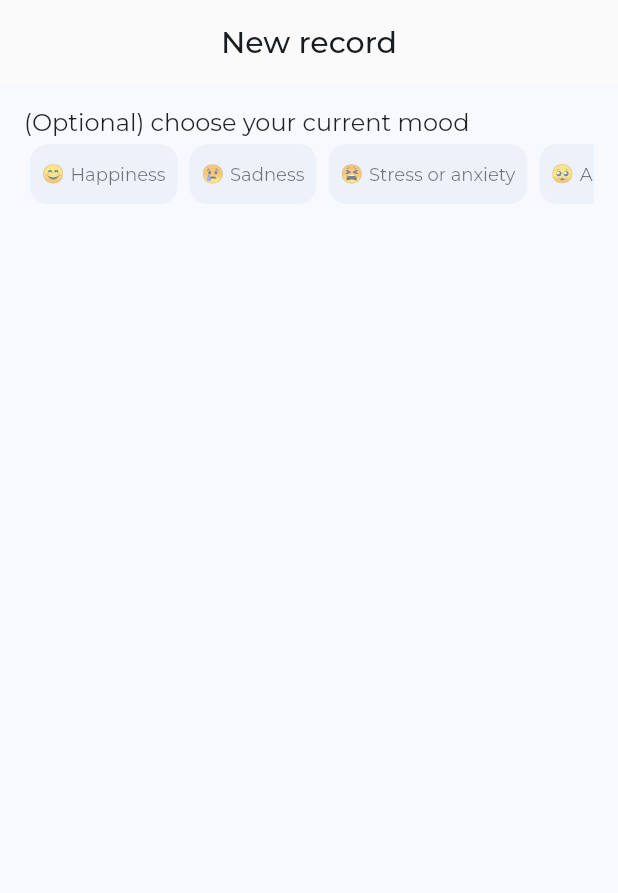
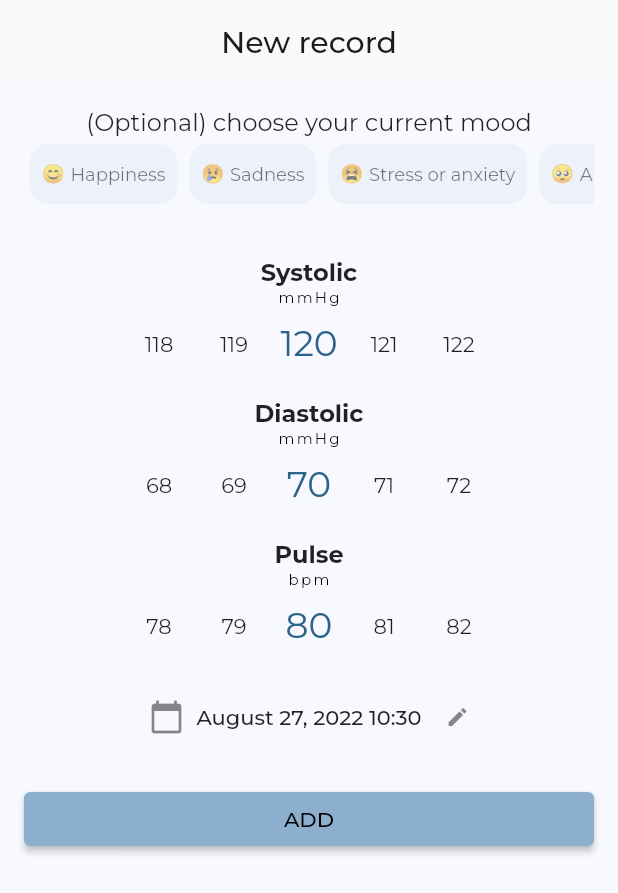
Before and after one commit to sunderee/collector, a Flutter app: the NewRecordScreen screen opened by its route, on a phone screen of 412 x 824 dp. Shown: the top 893 px of the screen. Run offline on Flutter 3.47's test engine with Material 2 defaults, Android fonts, the phone set to English and light mode, and no system bars; our stand-ins replace get_it, go_router, google_fonts, isar; accounts and stored records are empty; generated files the repository leaves out were written again.

Commit message:
Template UI for the new record screen

```diff
--- a/lib/l10n/app_en.arb
+++ b/lib/l10n/app_en.arb
@@ -8,5 +8,12 @@
     "feelingAnticipation": "Anticipation",
     "feelingLoveOrJoy": "Love or joy",
     "feelingAnger": "Anger",
-    "screenNewRecordChooseEmotion": "(Optional) choose your current mood"
+    "screenNewRecordChooseEmotion": "(Optional) choose your current mood",
+    "screenNewRecordInputData": "Scroll to select blood pressure and pulse measurements",
+    "screenNewRecordSystolic": "Systolic",
+    "screenNewRecordDiastolic": "Diastolic",
+    "screenNewRecordPulse": "Pulse",
+    "screenNewRecordMeasurementBloodPressure": "mmHg",
+    "screenNewRecordMeasurementPulse": "bpm",
+    "screenNewRecordAdd": "ADD"
 }
--- /dev/null
+++ b/lib/ui/screens/new_record/components/molecules/date.container.dart
@@ -0,0 +1,64 @@
+import 'package:collector/utils/extensions/date_time.ext.dart';
+import 'package:flutter/material.dart';
+
+class DateContainer extends StatelessWidget {
+  final DateTime date;
+  final ValueChanged<DateTime> onDateChanged;
+
+  const DateContainer({
+    super.key,
+    required this.date,
+    required this.onDateChanged,
+  });
+
+  @override
+  Widget build(BuildContext context) {
+    return GestureDetector(
+      onTap: () async {
+        final newDate = await showDatePicker(
+          context: context,
+          initialDate: date,
+          firstDate: date.subtract(const Duration(days: 30)),
+          lastDate: date.add(const Duration(days: 30)),
+        );
+        if (newDate != null) {
+          final newTime = await showTimePicker(
+            context: context,
+            initialTime: TimeOfDay.now(),
+          );
+          if (newTime != null) {
+            onDateChanged(
+              DateTime(
+                newDate.year,
+                newDate.month,
+                newDate.day,
+                newTime.hour,
+                newTime.minute,
+              ),
+            );
+          }
+        }
+      },
+      child: Row(
+        mainAxisSize: MainAxisSize.min,
+        children: [
+          Icon(
+            Icons.calendar_today,
+            color: Theme.of(context).iconTheme.color?.withOpacity(0.5),
+          ),
+          const SizedBox(width: 8.0),
+          Text(
+            date.formatToHumanReadable,
+            style: Theme.of(context).textTheme.bodyText1,
+          ),
+          const SizedBox(width: 16.0),
+          Icon(
+            Icons.edit,
+            color: Theme.of(context).iconTheme.color?.withOpacity(0.5),
+            size: 16.0,
+          ),
+        ],
+      ),
+    );
+  }
+}
--- a/lib/ui/screens/new_record/components/molecules/emotions.list.dart
+++ b/lib/ui/screens/new_record/components/molecules/emotions.list.dart
@@ -3,7 +3,12 @@ import 'package:collector/ui/screens/new_record/components/atoms/emotion.tile.da
 import 'package:flutter/material.dart';
 
 class EmotionsList extends StatefulWidget {
-  const EmotionsList({super.key});
+  final ValueSetter<EmotionEnum?> onEmotionSelected;
+
+  const EmotionsList({
+    super.key,
+    required this.onEmotionSelected,
+  });
 
   @override
   State<EmotionsList> createState() => _EmotionsListState();
@@ -31,13 +36,15 @@ class _EmotionsListState extends State<EmotionsList> {
           emoji: emotions[index].toEmotionEmoji ?? '',
           emotion: emotions[index].toEmotionText(context) ?? '',
           isSelected: _selectedIndex == index,
-          onPressed: () => setState(() {
+          onPressed: () {
             if (_selectedIndex == index) {
-              _selectedIndex = null;
+              setState(() => _selectedIndex = null);
+              widget.onEmotionSelected(null);
             } else {
-              _selectedIndex = index;
+              setState(() => _selectedIndex = index);
+              widget.onEmotionSelected(emotions[index]);
             }
-          }),
+          },
         ),
       ),
     );
--- /dev/null
+++ b/lib/ui/screens/new_record/components/molecules/measurements.container.dart
@@ -0,0 +1,85 @@
+import 'package:collector/ui/screens/new_record/components/molecules/date.container.dart';
+import 'package:collector/ui/screens/new_record/components/molecules/number_picker.container.dart';
+import 'package:collector/ui/themes/color.theme.dart';
+import 'package:collector/utils/extensions/build_context.ext.dart';
+import 'package:flutter/material.dart';
+
+typedef OnMeasurementSelectedCallback = void Function(
+  int systolic,
+  int diastolic,
+  int pulse,
+  DateTime date,
+);
+
+class MeasurementsContainer extends StatefulWidget {
+  final OnMeasurementSelectedCallback onMeasurementSelected;
+
+  const MeasurementsContainer({super.key, required this.onMeasurementSelected});
+
+  @override
+  State<MeasurementsContainer> createState() => _MeasurementsContainerState();
+}
+
+class _MeasurementsContainerState extends State<MeasurementsContainer> {
+  int _currentSystolic = 120;
+  int _currentDiastolic = 70;
+  int _currentPulse = 80;
+  DateTime _currentDate = DateTime.now();
+
+  @override
+  Widget build(BuildContext context) {
+    return SizedBox(
+      width: MediaQuery.of(context).size.width,
+      child: Column(
+        mainAxisSize: MainAxisSize.min,
+        children: [
+          NumberPickerContainer(
+            title: context.locale.screenNewRecordSystolic,
+            units: context.locale.screenNewRecordMeasurementBloodPressure,
+            currentValue: _currentSystolic,
+            onValueChanged: (int newSystolic) => setState(
+              () => _currentSystolic = newSystolic,
+            ),
+          ),
+          const SizedBox(height: 12.0),
+          NumberPickerContainer(
+            title: context.locale.screenNewRecordDiastolic,
+            units: context.locale.screenNewRecordMeasurementBloodPressure,
+            currentValue: _currentDiastolic,
+            onValueChanged: (int newDiastolic) => setState(
+              () => _currentDiastolic = newDiastolic,
+            ),
+          ),
+          const SizedBox(height: 12.0),
+          NumberPickerContainer(
+            title: context.locale.screenNewRecordPulse,
+            units: context.locale.screenNewRecordMeasurementPulse,
+            currentValue: _currentPulse,
+            onValueChanged: (int newPulse) => setState(
+              () => _currentPulse = newPulse,
+            ),
+          ),
+          const SizedBox(height: 24.0),
+          DateContainer(
+            date: _currentDate,
+            onDateChanged: (DateTime newDate) => setState(
+              () => _currentDate = newDate,
+            ),
+          ),
+          const SizedBox(height: 32.0),
+          MaterialButton(
+            color: ColorTheme.colorProduct,
+            minWidth: MediaQuery.of(context).size.width,
+            onPressed: () => widget.onMeasurementSelected(
+              _currentSystolic,
+              _currentDiastolic,
+              _currentPulse,
+              _currentDate,
+            ),
+            child: Text(context.locale.screenNewRecordAdd),
+          ),
+        ],
+      ),
+    );
+  }
+}
--- /dev/null
+++ b/lib/ui/screens/new_record/components/molecules/number_picker.container.dart
@@ -0,0 +1,43 @@
+import 'package:collector/ui/screens/new_record/components/organisms/number_picker.dart';
+import 'package:flutter/material.dart';
+
+class NumberPickerContainer extends StatelessWidget {
+  final String title;
+  final String units;
+  final int currentValue;
+  final ValueChanged<int> onValueChanged;
+
+  const NumberPickerContainer({
+    super.key,
+    required this.title,
+    required this.units,
+    required this.currentValue,
+    required this.onValueChanged,
+  });
+
+  @override
+  Widget build(BuildContext context) {
+    return Column(
+      mainAxisSize: MainAxisSize.min,
+      children: [
+        Text(
+          title,
+          style: Theme.of(context)
+              .textTheme
+              .subtitle1
+              ?.copyWith(fontWeight: FontWeight.bold),
+        ),
+        Text(
+          units,
+          style: Theme.of(context).textTheme.overline,
+        ),
+        NumberPicker(
+          minValue: 20,
+          maxValue: 200,
+          value: currentValue,
+          onChanged: onValueChanged,
+        ),
+      ],
+    );
+  }
+}
--- /dev/null
+++ b/lib/ui/screens/new_record/components/organisms/number_picker.dart
@@ -0,0 +1,145 @@
+import 'package:flutter/material.dart';
+import 'package:flutter/services.dart';
+
+class NumberPicker extends StatefulWidget {
+  final int minValue;
+  final int maxValue;
+  final int value;
+  final ValueChanged<int> onChanged;
+  final int _itemCount = 5;
+  final int _step = 1;
+  final double _itemHeight = 50.0;
+  final double _itemWidth = 50.0;
+
+  const NumberPicker({
+    super.key,
+    required this.minValue,
+    required this.maxValue,
+    required this.value,
+    required this.onChanged,
+  })  : assert(minValue <= value),
+        assert(value <= maxValue);
+
+  @override
+  State<NumberPicker> createState() => _NumberPickerState();
+}
+
+class _NumberPickerState extends State<NumberPicker> {
+  late final ScrollController _controller;
+
+  bool get _isScrolling => _controller.position.isScrollingNotifier.value;
+  double get _itemExtent => widget._itemWidth;
+  int get _itemCount => (widget.maxValue - widget.minValue) ~/ widget._step + 1;
+  int get _additionalItemsOnEachSide => (widget._itemCount - 1) ~/ 2;
+  int get _listItemsCount => _itemCount + 2 * _additionalItemsOnEachSide;
+
+  @override
+  void initState() {
+    super.initState();
+    final initialOffset =
+        (widget.value - widget.minValue) ~/ widget._step * _itemExtent;
+    _controller = ScrollController(initialScrollOffset: initialOffset)
+      ..addListener(_scrollListener);
+  }
+
+  @override
+  void didUpdateWidget(NumberPicker oldWidget) {
+    super.didUpdateWidget(oldWidget);
+    if (oldWidget.value != widget.value) {
+      _maybeCenterValue();
+    }
+  }
+
+  @override
+  void dispose() {
+    _controller.dispose();
+    super.dispose();
+  }
+
+  @override
+  Widget build(BuildContext context) {
+    return SizedBox(
+      width: widget._itemCount * widget._itemWidth,
+      height: widget._itemHeight,
+      child: NotificationListener<ScrollEndNotification>(
+        onNotification: (ScrollEndNotification notification) {
+          if (notification.dragDetails?.primaryVelocity == 0) {
+            Future.microtask(() => _maybeCenterValue());
+          }
+          return true;
+        },
+        child: ListView.builder(
+          controller: _controller,
+          padding: EdgeInsets.zero,
+          scrollDirection: Axis.horizontal,
+          itemExtent: _itemExtent,
+          itemCount: _listItemsCount,
+          itemBuilder: _itemBuilder,
+        ),
+      ),
+    );
+  }
+
+  Widget _itemBuilder(BuildContext context, int index) {
+    final themeData = Theme.of(context);
+    final defaultStyle = themeData.textTheme.bodyText2;
+    final selectedStyle = themeData.textTheme.headline5?.copyWith(
+      color: themeData.colorScheme.primary,
+    );
+
+    final value = _intValueFromIndex(index % _itemCount);
+    final isExtra = (index < _additionalItemsOnEachSide ||
+        index >= _listItemsCount - _additionalItemsOnEachSide);
+    final itemStyle = value == widget.value ? selectedStyle : defaultStyle;
+
+    final child = isExtra
+        ? const SizedBox.shrink()
+        : Text(
+            value.toString(),
+            style: itemStyle,
+          );
+
+    return Container(
+      width: widget._itemWidth,
+      height: widget._itemHeight,
+      alignment: Alignment.center,
+      child: child,
+    );
+  }
+
+  void _scrollListener() {
+    int indexOfMiddleElement = (_controller.offset / _itemExtent).round();
+    indexOfMiddleElement = indexOfMiddleElement.clamp(0, _itemCount - 1);
+
+    final intValueInTheMiddle = _intValueFromIndex(
+      indexOfMiddleElement + _additionalItemsOnEachSide,
+    );
+    if (widget.value != intValueInTheMiddle) {
+      widget.onChanged(intValueInTheMiddle);
+      HapticFeedback.selectionClick();
+    }
+
+    Future.delayed(
+      const Duration(milliseconds: 100),
+      () => _maybeCenterValue(),
+    );
+  }
+
+  int _intValueFromIndex(int index) {
+    index -= _additionalItemsOnEachSide;
+    index %= _itemCount;
+    return widget.minValue + index * widget._step;
+  }
+
+  void _maybeCenterValue() {
+    if (_controller.hasClients && !_isScrolling) {
+      int diff = widget.value - widget.minValue;
+      int index = diff ~/ widget._step;
+      _controller.animateTo(
+        index * _itemExtent,
+        duration: const Duration(milliseconds: 300),
+        curve: Curves.easeOutCubic,
+      );
+    }
+  }
+}
--- a/lib/ui/screens/new_record/new_record.screen.dart
+++ b/lib/ui/screens/new_record/new_record.screen.dart
@@ -1,4 +1,6 @@
+import 'package:collector/data/enums/emotion.enum.dart';
 import 'package:collector/ui/screens/new_record/components/molecules/emotions.list.dart';
+import 'package:collector/ui/screens/new_record/components/molecules/measurements.container.dart';
 import 'package:collector/utils/extensions/build_context.ext.dart';
 import 'package:flutter/material.dart';
 
@@ -21,9 +23,21 @@ class NewRecordScreen extends StatelessWidget {
           children: [
             Text(
               context.locale.screenNewRecordChooseEmotion,
+              textAlign: TextAlign.center,
               style: theme.titleMedium,
             ),
-            const EmotionsList(),
+            EmotionsList(
+              onEmotionSelected: (EmotionEnum? emotion) {},
+            ),
+            const SizedBox(height: 32.0),
+            MeasurementsContainer(
+              onMeasurementSelected: (
+                int systolic,
+                int diastolic,
+                int pulse,
+                DateTime date,
+              ) {},
+            )
           ],
         ),
       ),
--- /dev/null
+++ b/lib/utils/extensions/date_time.ext.dart
@@ -0,0 +1,7 @@
+import 'package:intl/intl.dart';
+
+extension DateTimeExt on DateTime {
+  static final _formatter = DateFormat.yMMMMd().add_Hm();
+
+  String get formatToHumanReadable => _formatter.format(this);
+}
```
